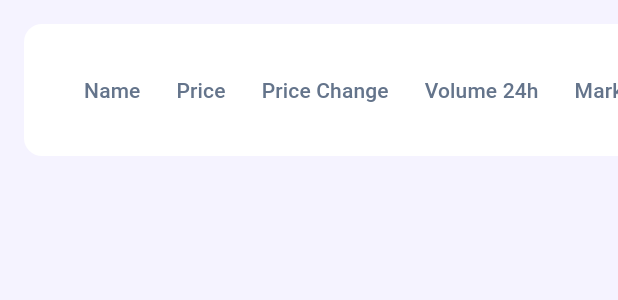
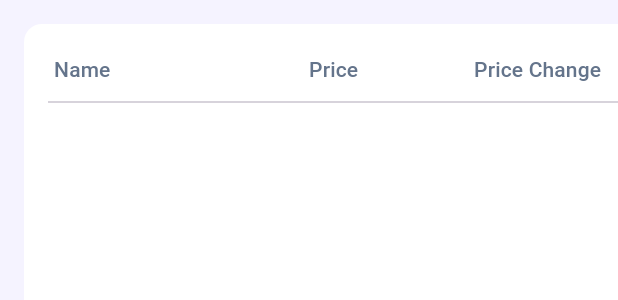
Before and after one commit to Zeng-Zer/CryptoAnalytics, a Flutter app: the CryptoAssetTable widget shown alone on an empty page, opened directly with empty values, on a phone screen of 412 x 824 dp. Shown: the top 300 px of the screen. Run offline on Flutter 3.47's test engine with Material 2 defaults, Android fonts, the phone set to English and light mode, and no system bars; our stand-ins replace auto_route, dio, firebase_analytics, firebase_auth, firebase_core, flex_color_scheme and 8 more; accounts and stored records are empty; generated files the repository leaves out were written again; network calls fail.

Commit message:
Fix currency precision

```diff
--- a/lib/src/features/home/domain/crypto_asset.dart
+++ b/lib/src/features/home/domain/crypto_asset.dart
@@ -19,7 +19,7 @@ class CryptoAsset with _$CryptoAsset {
     @JsonKey(fromJson: double.parse) required double priceUsd,
     @JsonKey(fromJson: doubleFromNullable) required double? changePercent24Hr,
     @JsonKey(fromJson: doubleFromNullable) required double? vwap24Hr,
-    String? logoSvg,
+    @JsonKey(includeFromJson: false) String? logoSvg,
   }) = _CryptoAsset;
 
   factory CryptoAsset.fromJson(Map<String, dynamic> json) => _$CryptoAssetFromJson(json);
--- a/lib/src/features/home/presentation/crypto_asset_list.dart
+++ b/lib/src/features/home/presentation/crypto_asset_list.dart
@@ -15,16 +15,20 @@ class CryptoAssetTable extends HookConsumerWidget {
   }) : super(key: key);
 
   final List<CryptoAsset> assets;
+  final nameWidth = 170.0;
+  final priceWidth = 110.0;
+  final priceChangeWidth = 110.0;
+  final volumeWidth = 110.0;
+  final marketCapWidth = 90.0;
 
-  Widget buildPriceChange(CryptoAsset asset, TextStyle? contentStyle) {
-    if (asset.changePercent24Hr == null) return const SizedBox.shrink();
-    final color = asset.changePercent24Hr! >= 0 ? Colors.green : Colors.red;
-    final changeAbs = asset.changePercent24Hr!.abs();
+  Widget buildPriceChange(double? change, TextStyle? contentStyle) {
+    if (change == null) return const SizedBox.shrink();
+    final color = change >= 0 ? Colors.green : Colors.red;
+    final changeAbs = change.abs();
     return Row(
-      mainAxisSize: MainAxisSize.min,
       children: [
         Icon(
-          asset.changePercent24Hr! >= 0 ? Icons.arrow_drop_up : Icons.arrow_drop_down,
+          change >= 0 ? Icons.arrow_drop_up : Icons.arrow_drop_down,
           color: color,
           size: 24,
         ),
@@ -33,13 +37,104 @@ class CryptoAssetTable extends HookConsumerWidget {
     );
   }
 
+  Widget buildHeader() {
+    final headerStyle = textTheme().titleSmall?.copyWith(color: blueGrey.shade500);
+
+    buildHeaderCol(String colName, double width) => Container(
+          width: width,
+          padding: const EdgeInsets.all(4),
+          child: Text(colName, style: headerStyle),
+        );
+
+    return Row(
+      children: [
+        buildHeaderCol('Name', nameWidth),
+        buildHeaderCol('Price', priceWidth),
+        buildHeaderCol('Price Change', priceChangeWidth),
+        buildHeaderCol('Volume 24h', volumeWidth),
+        buildHeaderCol('Market Cap', marketCapWidth),
+      ],
+    );
+  }
+
+  Widget buildRow(CryptoAsset asset, TextStyle? contentStyle) {
+    return Row(
+      children: [
+        Container(
+          padding: const EdgeInsets.only(right: 16),
+          width: nameWidth,
+          child: Row(
+            children: [
+              asset.logoSvg.toOption().match(
+                    () => const SizedBox(width: 32, height: 32),
+                    (svg) => SvgPicture.string(svg, height: 32, width: 32),
+                  ),
+              const SizedBox(width: 12),
+              Expanded(
+                child: Column(
+                  mainAxisSize: MainAxisSize.min,
+                  crossAxisAlignment: CrossAxisAlignment.start,
+                  children: [
+                    Text(
+                      asset.name,
+                      style: contentStyle,
+                      overflow: TextOverflow.ellipsis,
+                    ),
+                    Text(
+                      asset.symbol,
+                      style: textTheme().bodySmall?.copyWith(color: blueGrey.shade600),
+                    )
+                  ],
+                ),
+              ),
+            ],
+          ),
+        ),
+        SizedBox(
+          width: priceWidth,
+          child: Text(asset.priceUsd.asCryptoCurrency, style: contentStyle),
+        ),
+        SizedBox(
+          width: priceChangeWidth,
+          child: buildPriceChange(asset.changePercent24Hr, contentStyle),
+        ),
+        SizedBox(
+          width: volumeWidth,
+          child: Text(asset.volumeUsd24Hr.asCompactCurrency, style: contentStyle),
+        ),
+        SizedBox(
+          width: marketCapWidth,
+          child: Text(asset.marketCapUsd.asCompactCurrency, style: contentStyle),
+        ),
+      ],
+    );
+  }
+
+  Widget buildTable(List<CryptoAsset> assets) {
+    final contentStyle = textTheme().titleSmall;
+    return SizedBox(
+      width: nameWidth + priceWidth + priceChangeWidth + volumeWidth + marketCapWidth,
+      child: Column(
+        children: [
+          buildHeader(),
+          const Divider(),
+          Expanded(
+            child: ListView.separated(
+              separatorBuilder: (context, index) => const Divider(),
+              scrollDirection: Axis.vertical,
+              itemCount: assets.length,
+              itemBuilder: (context, index) => buildRow(assets[index], contentStyle),
+            ),
+          ),
+        ],
+      ),
+    );
+  }
+
   @override
   Widget build(BuildContext context, WidgetRef ref) {
-    final headerStyle = textTheme().titleSmall?.copyWith(color: blueGrey.shade500);
-    final contentStyle = textTheme().titleSmall;
-    return InteractiveViewer(
-      scaleEnabled: false,
-      constrained: false,
+    return SingleChildScrollView(
+      scrollDirection: Axis.horizontal,
       child: Padding(
         padding: const EdgeInsets.all(16),
         child: Container(
@@ -49,48 +144,7 @@ class CryptoAssetTable extends HookConsumerWidget {
           ),
           child: Padding(
             padding: const EdgeInsets.all(16),
-            child: DataTable(
-              columnSpacing: 24,
-              columns: [
-                DataColumn(label: Text('Name', style: headerStyle)),
-                DataColumn(label: Text('Price', style: headerStyle)),
-                DataColumn(label: Text('Price Change', style: headerStyle)),
-                DataColumn(label: Text('Volume 24h', style: headerStyle)),
-                DataColumn(label: Text('Market Cap', style: headerStyle)),
-              ],
-              rows: assets
-                  .map((asset) => DataRow(
-                        cells: [
-                          DataCell(Row(
-                            children: [
-                              asset.logoSvg.toOption().match(
-                                    () => const SizedBox(width: 32, height: 32),
-                                    (svg) => SvgPicture.string(svg, height: 32, width: 32),
-                                  ),
-                              const SizedBox(width: 16),
-                              Column(
-                                mainAxisSize: MainAxisSize.min,
-                                crossAxisAlignment: CrossAxisAlignment.start,
-                                children: [
-                                  Text(asset.name, style: contentStyle),
-                                  Text(
-                                    asset.symbol,
-                                    style:
-                                        textTheme().bodySmall?.copyWith(color: blueGrey.shade600),
-                                  )
-                                ],
-                              ),
-                            ],
-                          )),
-                          DataCell(Text(asset.priceUsd.asCurrency, style: contentStyle)),
-                          DataCell(buildPriceChange(asset, contentStyle)),
-                          DataCell(
-                              Text(asset.volumeUsd24Hr.asCompactCurrency, style: contentStyle)),
-                          DataCell(Text(asset.marketCapUsd.asCompactCurrency, style: contentStyle)),
-                        ],
-                      ))
-                  .toList(),
-            ),
+            child: buildTable(assets),
           ),
         ),
       ),
--- a/lib/src/utils/extensions.dart
+++ b/lib/src/utils/extensions.dart
@@ -24,7 +24,7 @@ extension NullableExtensions<R, T> on T? {
 
 extension NumberFomatted on num? {
   String get asCompactCurrency => compactCurrency.format(this);
-  String get asCurrency => currency.format(this);
+  String get asCryptoCurrency => cryptoCurrency(this).format(this);
   String get asDecimal => decimal.format(this);
   String get asPercentage => this == null ? '' : '${this!.toStringAsFixed(2)}%';
 }
--- a/pubspec.yaml
+++ b/pubspec.yaml
@@ -52,6 +52,7 @@ dependencies:
   fpdart: ^0.5.0
   flutter_svg: ^2.0.5
   intl: ^0.17.0
+  syncfusion_flutter_datagrid: ^21.1.41
 
 dev_dependencies:
   flutter_test:
```
Also changed, not shown: lib/src/utils/number_formatter.dart (+22 -4 lines), lib/src/features/home/domain/crypto_asset.freezed.dart, lib/src/features/home/domain/crypto_asset.g.dart, pubspec.lock.
